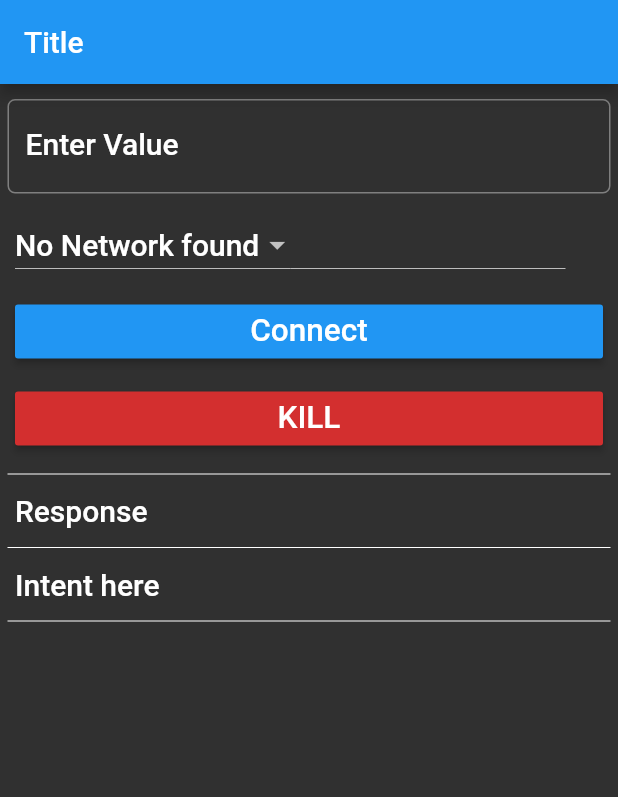
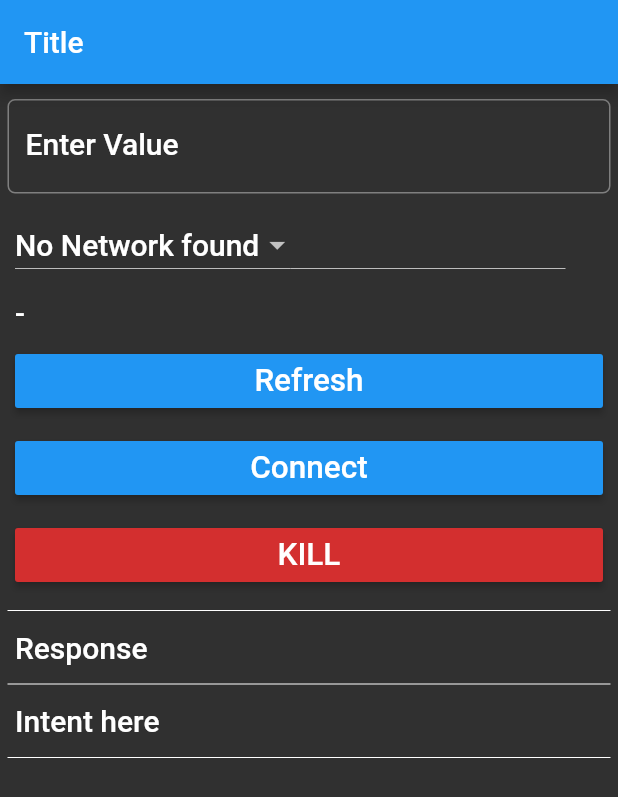
Before and after one commit to dork7/mediaServer_project, a Flutter app: the screen it shows after launch, on a phone screen of 412 x 824 dp. Shown: the top 797 px of the screen. Run offline on Flutter 3.47's test engine with Material 2 defaults, Android fonts, the phone set to English and light mode, and no system bars; our stand-ins replace connectivity; missing offline and left inert: ping_discover_network.

Commit message:
minor fixes

```diff
--- a/electron_wp/package.json
+++ b/electron_wp/package.json
@@ -12,8 +12,9 @@
     "electron": "^8.2.0"
   },
   "dependencies": {
-    "electron-packager": "^14.2.1",
+    "electron-packager": "^15.1.0",
     "express": "^4.17.1",
-    "jquery": "^3.4.1"
+    "joi": "^17.2.1",
+    "jquery": "^3.5.1"
   }
 }
--- a/media_app/lib/httprequest.dart
+++ b/media_app/lib/httprequest.dart
@@ -5,8 +5,9 @@ import 'package:http/http.dart' as http;
 
 class mwebService {
   Future<String> sendRequest(String mIp, String mURL) async {
-    // mIp = "192.168.10.11:3000";
-    String url = "http://"+mIp+"?url="+mURL+"";
+    print("send request called");
+    //mIp = "10.60.1.152:2266"; // add systems ip
+    String url = "http://" + mIp + "?url=" + mURL + "";
     final response = await http.get(url);
     if (response.statusCode == 200) {
       final json = jsonDecode(response.body);
@@ -17,5 +18,4 @@ class mwebService {
     var retrunVal = jsonDecode(response.body);
     return retrunVal['url'];
   }
-
 }
--- a/media_app/lib/main.dart
+++ b/media_app/lib/main.dart
@@ -34,6 +34,7 @@ class _AppState extends State<App> {
 
   String mResponse = "Response";
   String mIntent = "Intent here";
+  String srchingIp = "-";
   final _mMargin = 5.0;
   var currentSelected = "";
   List<String> ipList = ['No Network found'];
@@ -56,16 +57,25 @@ class _AppState extends State<App> {
     } on PlatformException catch (e) {
       print(e.toString());
       wifiIP = "Failed to get Wifi IP";
+      setState(() {
+        srchingIp = "Failed to get Wifi IP";
+      });
     }
     print('+++++++++++++++++++++++++++++++++++++++ $wifiIP');
+
     //final String ip = await Wifi.ip;
     final String subnet = wifiIP.substring(0, wifiIP.lastIndexOf('.'));
     final int port = 2266;
-
+    setState(() {
+      srchingIp = 'Searching on => $port';
+    });
     final stream = NetworkAnalyzer.discover2(subnet, port);
     stream.listen((NetworkAddress addr) {
       if (addr.exists) {
-        print('Found device: ${addr.ip}');
+        //  print('Found device: ${addr.ip}');
+        setState(() {
+          srchingIp = 'Found';
+        });
         // ipList.add(addr.ip.toString()+':3000');
         if (ipList.contains('No Network found')) {
           ipList.removeAt(0);
@@ -74,6 +84,10 @@ class _AppState extends State<App> {
         currentSelected = addr.ip.toString() + ':2266';
       }
     });
+  }
+
+  void _refreshIPAdresses() async {
+    print("+++++++++++++++++++refresh list+++++++++++++++++++");
   }
 
   _init() async {
@@ -129,6 +143,9 @@ class _AppState extends State<App> {
     setState(() {
       print(results);
       mResponse = results;
+      setState(() {
+        mIntent = 'Kill Command';
+      });
 
       // _dataSet = results;
     });
@@ -195,6 +212,43 @@ class _AppState extends State<App> {
                   ],
                 ),
               ),
+              Padding(
+                padding: EdgeInsets.all(_mMargin),
+                child: Text(
+                  this.srchingIp,
+                  style: textStyle,
+                ),
+              ),
+              // refreshing IP address
+              Padding(
+                padding: EdgeInsets.all(_mMargin),
+                child: Row(
+                  children: <Widget>[
+                    // buttons
+                    Expanded(
+                      child: RaisedButton(
+                        color: Theme.of(context).primaryColor,
+                        child: Text(
+                          'Refresh',
+                          // style: textStyle,
+                          textScaleFactor: 1.5,
+                        ),
+                        onPressed: () {
+                          setState(() {
+                            // mResponse = "";
+                            // _getIP();
+                            _getIPAdresses();
+                            //   _refreshIPAdresses();
+                            //   _loadHttpData(currentSelected, controller1.text);
+                            // displayResult = _calculatetotalReturns();
+                          });
+                        },
+                      ),
+                    ),
+                  ],
+                ),
+              ),
+
               Padding(
                 padding: EdgeInsets.all(_mMargin),
                 child: Row(
```
Also changed, not shown: electron_wp/package-lock.json, media_app/pubspec.lock, 2 other files.
